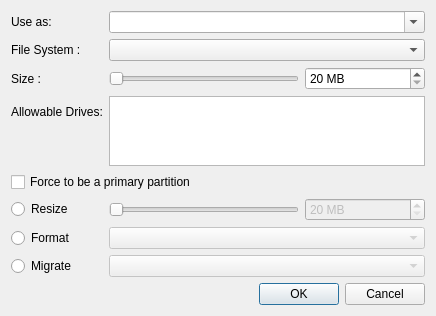
Above: yali/gui/Ui/partition.ui from dadas45li/yali before the change. Below: the same form after it.
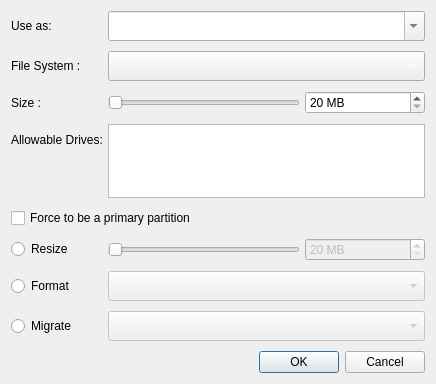
That is the form after the change.

Commit message: Fix illogical editable combobox appearance BUG:COMMENT:15253

Diff of the .ui file:
```diff
--- a/yali/gui/Ui/partition.ui
+++ b/yali/gui/Ui/partition.ui
@@ -7,13 +7,22 @@
     <x>0</x>
     <y>0</y>
     <width>436</width>
-    <height>306</height>
+    <height>384</height>
    </rect>
   </property>
   <property name="windowTitle">
    <string>Form</string>
   </property>
+  <property name="styleSheet">
+   <string notr="true"/>
+  </property>
   <layout class="QGridLayout" name="gridLayout">
+   <property name="horizontalSpacing">
+    <number>5</number>
+   </property>
+   <property name="verticalSpacing">
+    <number>10</number>
+   </property>
    <item row="0" column="0">
     <widget class="QLabel" name="label_2">
      <property name="font">
@@ -28,18 +37,19 @@
     <widget class="QComboBox" name="mountpointMenu">
      <property name="minimumSize">
       <size>
-       <width>300</width>
-       <height>0</height>
+       <width>0</width>
+       <height>30</height>
       </size>
      </property>
+     <property name="styleSheet">
+      <string notr="true">	color: #333333;  </string>
+     </property>
      <property name="editable">
       <bool>true</bool>
      </property>
-     <item>
-      <property name="text">
-       <string/>
-      </property>
-     </item>
+     <property name="currentIndex">
+      <number>-1</number>
+     </property>
     </widget>
    </item>
    <item row="2" column="0">
@@ -159,6 +169,12 @@
      <property name="enabled">
       <bool>false</bool>
      </property>
+     <property name="minimumSize">
+      <size>
+       <width>0</width>
+       <height>30</height>
+      </size>
+     </property>
     </widget>
    </item>
    <item row="10" column="0">
@@ -173,6 +189,12 @@
      <property name="enabled">
       <bool>false</bool>
      </property>
+     <property name="minimumSize">
+      <size>
+       <width>0</width>
+       <height>30</height>
+      </size>
+     </property>
     </widget>
    </item>
    <item row="12" column="0" colspan="3">
@@ -206,7 +228,17 @@
     </widget>
    </item>
    <item row="1" column="1" colspan="2">
-    <widget class="QComboBox" name="filesystemMenu"/>
+    <widget class="QComboBox" name="filesystemMenu">
+     <property name="minimumSize">
+      <size>
+       <width>0</width>
+       <height>30</height>
+      </size>
+     </property>
+     <property name="styleSheet">
+      <string notr="true">#filesystemMenu{color:white}</string>
+     </property>
+    </widget>
    </item>
    <item row="5" column="0" colspan="2">
     <widget class="QCheckBox" name="primaryCheck">
```
